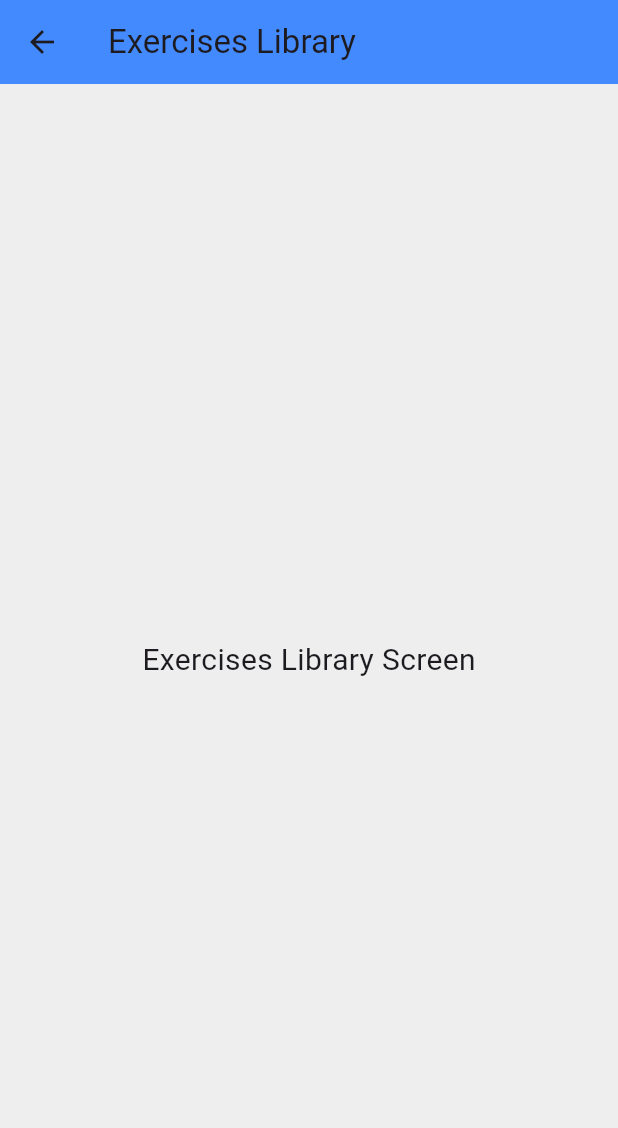
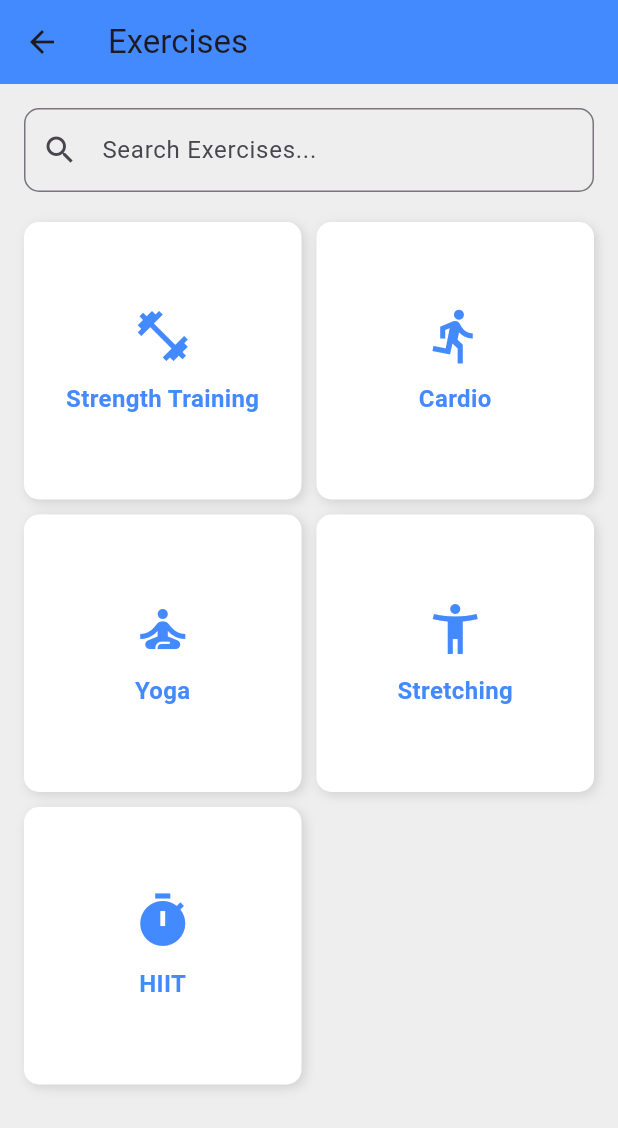
Before and after one commit to shifaaKh28/BodyAndMind, a Flutter app: the ExercisesScreen screen opened directly, on a phone screen of 412 x 824 dp. Shown: the top 1128 px of the screen. Run offline on Flutter 3.47's test engine with Material 3 defaults, Android fonts, the light colour scheme and no system bars; our stand-ins replace firebase_auth, firebase_core; accounts and stored records are empty; statements that could not run were skipped.

Commit message:
Update exercises.dart

```diff
--- a/lib/screens/trainee/profile/exercises.dart
+++ b/lib/screens/trainee/profile/exercises.dart
@@ -5,12 +5,128 @@
   Widget build(BuildContext context) {
     return Scaffold(
       appBar: AppBar(
-        title: Text('Exercises Library'),
+        title: Text('Exercises'),
         backgroundColor: Colors.blueAccent,
       ),
-      body: Center(
-        child: Text('Exercises Library Screen', style: TextStyle(fontSize: 20)),
+      body: Padding(
+        padding: const EdgeInsets.all(16.0),
+        child: Column(
+          children: [
+            // Search Bar
+            TextField(
+              decoration: InputDecoration(
+                hintText: 'Search Exercises...',
+                prefixIcon: Icon(Icons.search),
+                border: OutlineInputBorder(
+                  borderRadius: BorderRadius.circular(10),
+                ),
+              ),
+            ),
+            SizedBox(height: 20),
+
+            // Exercise Categories
+            Expanded(
+              child: GridView.count(
+                crossAxisCount: 2,
+                crossAxisSpacing: 10,
+                mainAxisSpacing: 10,
+                children: [
+                  _buildCategoryCard(
+                    context,
+                    title: 'Strength Training',
+                    icon: Icons.fitness_center,
+                  ),
+                  _buildCategoryCard(
+                    context,
+                    title: 'Cardio',
+                    icon: Icons.directions_run,
+                  ),
+                  _buildCategoryCard(
+                    context,
+                    title: 'Yoga',
+                    icon: Icons.self_improvement,
+                  ),
+                  _buildCategoryCard(
+                    context,
+                    title: 'Stretching',
+                    icon: Icons.accessibility_new,
+                  ),
+                  _buildCategoryCard(
+                    context,
+                    title: 'HIIT',
+                    icon: Icons.timer,
+                  ),
+                ],
+              ),
+            ),
+          ],
+        ),
+      ),
+    );
+  }
+
+  // Widget for Category Cards
+  Widget _buildCategoryCard(BuildContext context,
+      {required String title, required IconData icon}) {
+    return GestureDetector(
+      onTap: () {
+        // Navigate to the list of exercises in the category
+        Navigator.push(
+          context,
+          MaterialPageRoute(
+            builder: (context) => ExerciseCategoryScreen(category: title),
+          ),
+        );
+      },
+      child: Container(
+        decoration: BoxDecoration(
+          color: Colors.white,
+          borderRadius: BorderRadius.circular(10),
+          boxShadow: [
+            BoxShadow(
+              color: Colors.black12,
+              blurRadius: 6,
+              offset: Offset(2, 2),
+            ),
+          ],
+        ),
+        child: Column(
+          mainAxisAlignment: MainAxisAlignment.center,
+          children: [
+            Icon(icon, size: 40, color: Colors.blueAccent),
+            SizedBox(height: 10),
+            Text(
+              title,
+              textAlign: TextAlign.center,
+              style: TextStyle(
+                fontSize: 16,
+                fontWeight: FontWeight.bold,
+                color: Colors.blueAccent,
+              ),
+            ),
+          ],
+        ),
       ),
     );
   }
 }
+
+// Placeholder for Exercise Category Screen
+class ExerciseCategoryScreen extends StatelessWidget {
+  final String category;
+
+  ExerciseCategoryScreen({required this.category});
+
+  @override
+  Widget build(BuildContext context) {
+    return Scaffold(
+      appBar: AppBar(
+        title: Text('$category Exercises'),
+        backgroundColor: Colors.blueAccent,
+      ),
+      body: Center(
+        child: Text('List of $category exercises coming soon!'),
+      ),
+    );
+  }
+}
```
